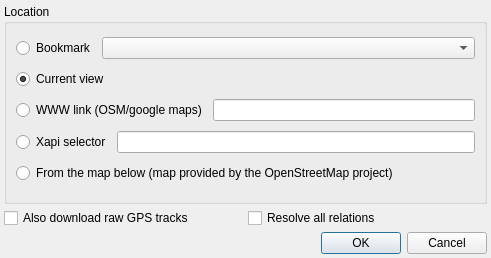
First picture: the form in src/DownloadMapDialog.ui, repository openstreetmap/merkaartor, before the edit.
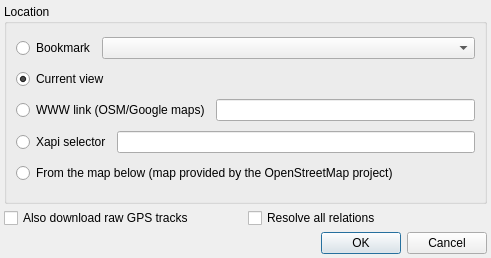
Second picture: the form after the edit.

Patch:
```diff
--- a/src/DownloadMapDialog.ui
+++ b/src/DownloadMapDialog.ui
@@ -71,7 +71,7 @@
         <item>
          <widget class="QRadioButton" name="FromLink">
           <property name="text">
-           <string>WWW link (OSM/google maps)</string>
+           <string>WWW link (OSM/Google maps)</string>
           </property>
          </widget>
         </item>
```
